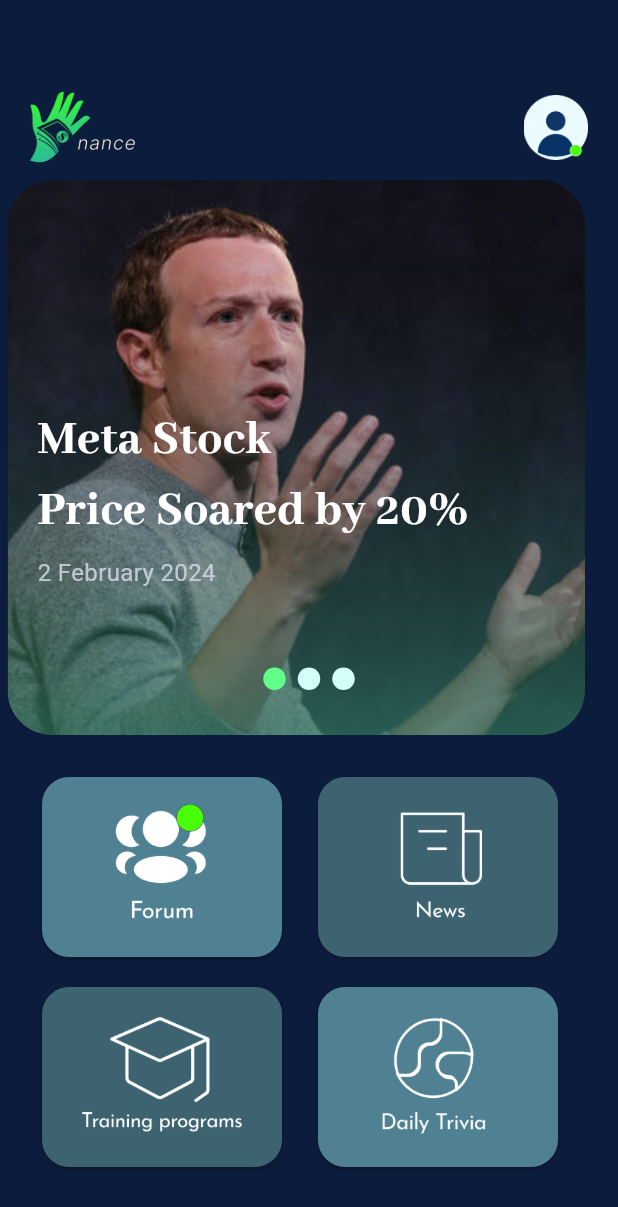
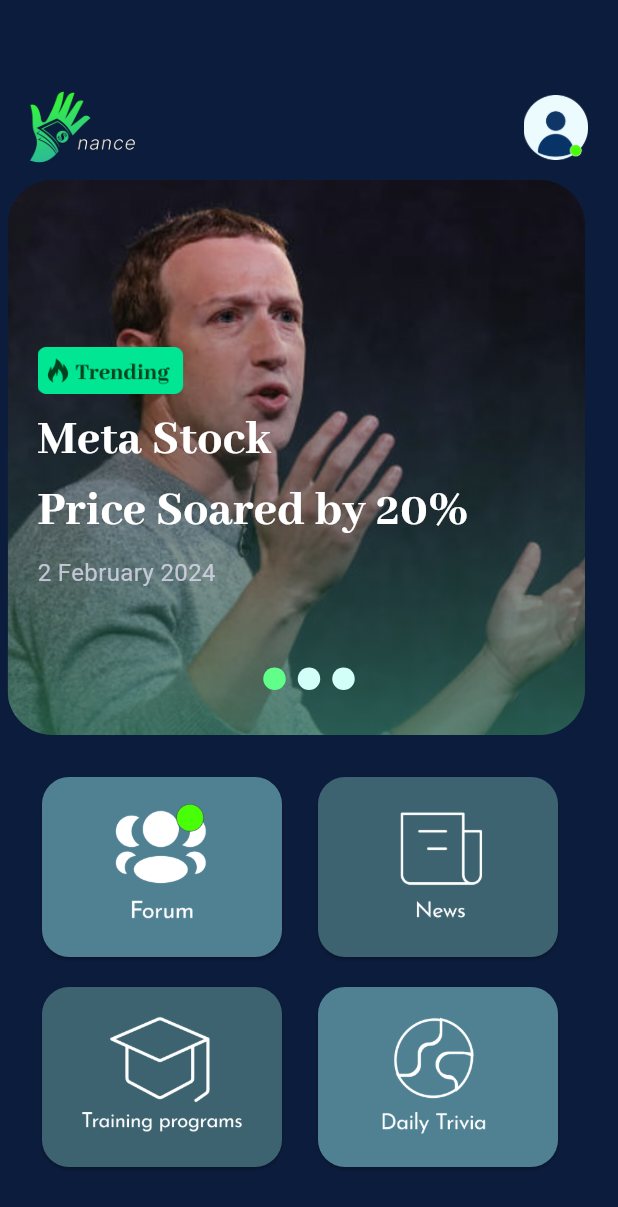
Before and after one commit to Wrynaft/fivenance, a Flutter app: the screen it shows after launch, on a phone screen of 412 x 824 dp. Shown: the top 1207 px of the screen. Run offline on Flutter 3.47's test engine with Material 3 defaults, Android fonts, the phone set to English and light mode, and no system bars; drawn by our look-alikes of smooth_page_indicator; Roboto replaces fonts that are missing (AbhayaLibre-Regular).

Commit message:
Latest mainpage done

```diff
--- a/lib/pages/home.dart
+++ b/lib/pages/home.dart
@@ -293,6 +293,7 @@
       ),
     );
   }
+}
 
 Widget buildPage(String imageUrl, String title, String date) {
   return Container(
@@ -319,6 +320,38 @@
                   ],
                 ),
               ),
+            ),
+          ),
+          if (imageUrl == 'assets/discovery1.jpg')
+            Positioned(
+              top: 100,
+              left: 20,
+              child: Image.asset(
+                'assets/Trending.png',
+                height: 54,
+                width: 100,
+              ),
+            ),
+          if (imageUrl ==
+              'assets/FeaturedTraining.jpg') // Show Featured Program icon for tab 2
+            Positioned(
+              top: 100,
+              left: 20,
+              child: Image.asset(
+                'assets/featuredprogramicon.png',
+                height: 54,
+                width: 160,
+              ),
+            ),
+          if (imageUrl ==
+              'assets/5nancementor.png') // Show featured image for tab 3
+            Positioned(
+              top: 100,
+              left: 20,
+              child: Image.asset(
+                'assets/featured.png',
+                height: 54,
+                width: 100,
               ),
             ),
           Positioned(
@@ -350,4 +383,3 @@
     ),
   );
 }
-}
```
Also changed, not shown: assets/featured.png (added), assets/featuredprogramicon.png (added). Lines whose indentation alone changed are shown as unchanged.
